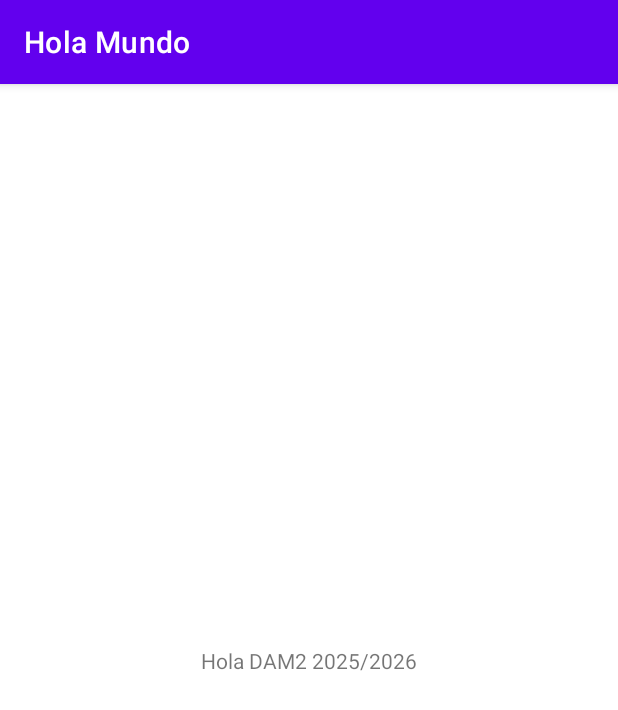
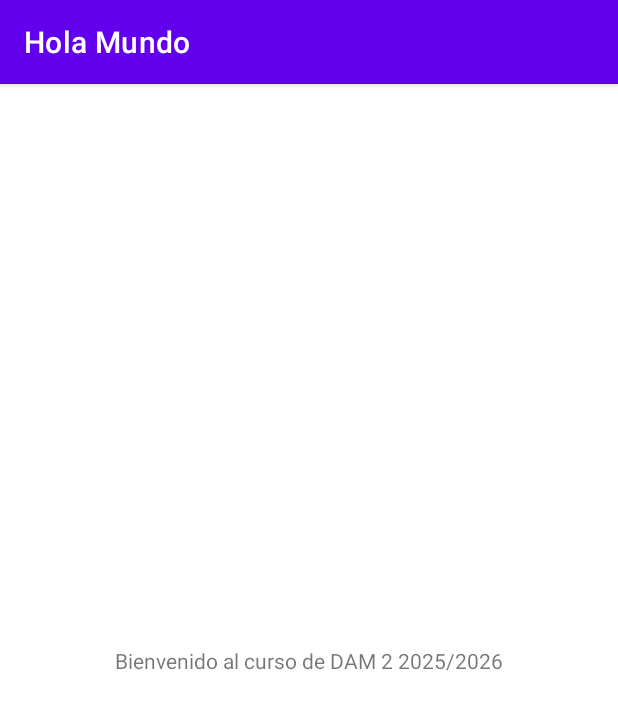
Before and after one commit to JotaMynds/AdroidStudioPMDM, an Android app: the MainActivity screen opened directly, with no data from a screen before it, on a phone screen of 412 x 824 dp. Shown: the top 710 px of the screen. Run offline under Robolectric (Android 15) with nearby library versions, the phone set to English and light mode, and no system bars.

Commit message:
Update activity_main.xml

```diff
--- a/AndroidStudio/app/src/main/res/layout/activity_main.xml
+++ b/AndroidStudio/app/src/main/res/layout/activity_main.xml
@@ -10,7 +10,7 @@
     <TextView
         android:layout_width="wrap_content"
         android:layout_height="wrap_content"
-        android:text="Hola DAM2 2025/2026"
+        android:text="@string/bienvenida"
         app:layout_constraintBottom_toBottomOf="parent"
         app:layout_constraintEnd_toEndOf="parent"
         app:layout_constraintStart_toStartOf="parent"
```
